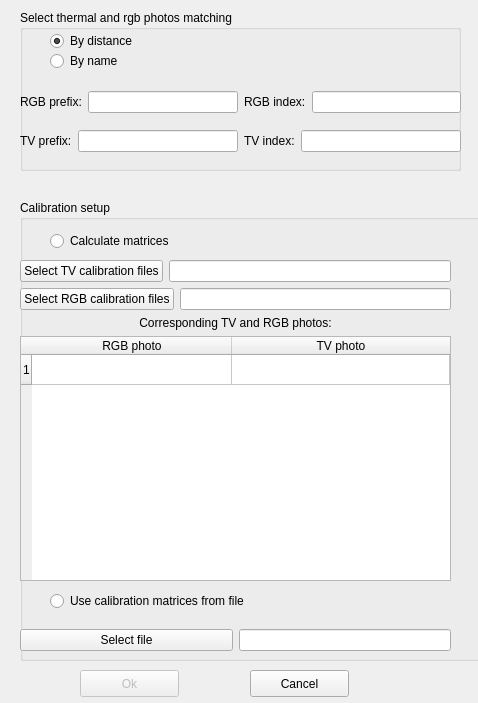
First picture: the form in qt/dialog.ui, repository Aspirisha/Thermal_vision, before the edit.
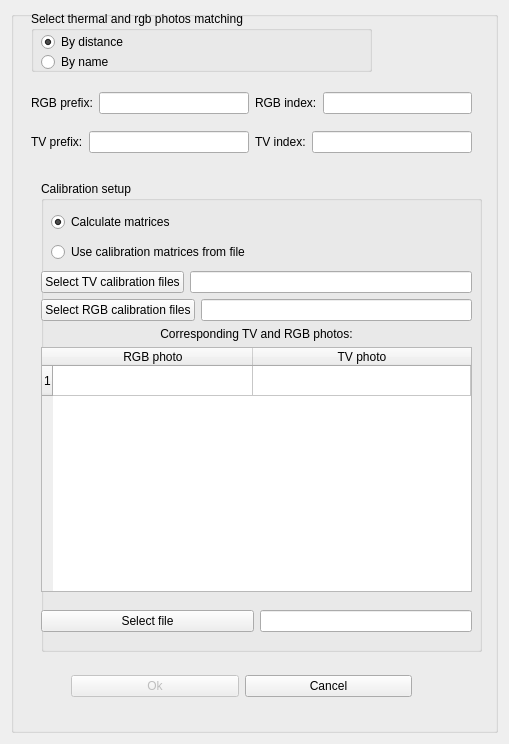
Second picture: the form after the edit.

Commit message: not very good

The edit to the form file:
```diff
--- a/qt/dialog.ui
+++ b/qt/dialog.ui
@@ -6,80 +6,31 @@
    <rect>
     <x>0</x>
     <y>0</y>
-    <width>478</width>
-    <height>703</height>
+    <width>509</width>
+    <height>744</height>
    </rect>
   </property>
   <property name="windowTitle">
    <string>Thermal texturing</string>
   </property>
-  <widget class="QPushButton" name="ok_button">
-   <property name="enabled">
-    <bool>false</bool>
-   </property>
-   <property name="geometry">
-    <rect>
-     <x>80</x>
-     <y>670</y>
-     <width>99</width>
-     <height>27</height>
-    </rect>
-   </property>
-   <property name="text">
-    <string>Ok</string>
-   </property>
-  </widget>
+  <layout class="QVBoxLayout" name="verticalLayout">
+   <item>
+    <layout class="QGridLayout" name="gridLayout">
+     <item row="0" column="0">
   <widget class="QGroupBox" name="groupBox">
-   <property name="geometry">
-    <rect>
-     <x>20</x>
-     <y>10</y>
-     <width>441</width>
-     <height>161</height>
-    </rect>
-   </property>
    <property name="title">
-    <string>Select thermal and rgb photos matching</string>
-   </property>
-   <widget class="QRadioButton" name="radio_by_distance_4">
+        <string/>
+       </property>
+       <widget class="QWidget" name="gridLayoutWidget">
     <property name="geometry">
      <rect>
-      <x>30</x>
-      <y>20</y>
-      <width>117</width>
-      <height>22</height>
-     </rect>
-    </property>
-    <property name="text">
-     <string>By distance</string>
-    </property>
-    <property name="checked">
-     <bool>true</bool>
-    </property>
-   </widget>
-   <widget class="QRadioButton" name="radio_by_name_4">
-    <property name="geometry">
-     <rect>
-      <x>30</x>
-      <y>40</y>
-      <width>117</width>
-      <height>22</height>
-     </rect>
-    </property>
-    <property name="text">
-     <string>By name</string>
-    </property>
-   </widget>
-   <widget class="QWidget" name="gridLayoutWidget_4">
-    <property name="geometry">
-     <rect>
-      <x>0</x>
+          <x>20</x>
       <y>70</y>
       <width>441</width>
       <height>85</height>
      </rect>
     </property>
-    <layout class="QGridLayout" name="by_name_options_layout_4">
+        <layout class="QGridLayout" name="by_name_options_layout">
      <item row="1" column="0">
       <layout class="QHBoxLayout" name="horizontalLayout_16">
        <item>
@@ -130,23 +81,54 @@
      </item>
     </layout>
    </widget>
-  </widget>
-  <widget class="QGroupBox" name="groupBox_2">
+       <widget class="QWidget" name="horizontalLayoutWidget_2">
+        <property name="geometry">
+         <rect>
+          <x>60</x>
+          <y>650</y>
+          <width>341</width>
+          <height>51</height>
+         </rect>
+        </property>
+        <layout class="QHBoxLayout" name="horizontalLayout_3">
+         <item>
+          <widget class="QPushButton" name="ok_button">
+           <property name="enabled">
+            <bool>false</bool>
+           </property>
+           <property name="text">
+            <string>Ok</string>
+           </property>
+          </widget>
+         </item>
+         <item>
+          <widget class="QPushButton" name="cancel_button">
+           <property name="enabled">
+            <bool>true</bool>
+           </property>
+           <property name="text">
+            <string>Cancel</string>
+           </property>
+          </widget>
+         </item>
+        </layout>
+       </widget>
+       <widget class="QGroupBox" name="groupBox">
    <property name="geometry">
     <rect>
-     <x>20</x>
-     <y>200</y>
-     <width>461</width>
-     <height>461</height>
+          <x>30</x>
+          <y>170</y>
+          <width>441</width>
+          <height>471</height>
     </rect>
    </property>
    <property name="title">
     <string>Calibration setup</string>
    </property>
-   <widget class="QRadioButton" name="radio_calculate_matrices_4">
+        <widget class="QRadioButton" name="radio_calculate_matrices">
     <property name="geometry">
      <rect>
-      <x>30</x>
+           <x>10</x>
       <y>30</y>
       <width>181</width>
       <height>22</height>
@@ -155,12 +137,15 @@
     <property name="text">
      <string>Calculate matrices</string>
     </property>
-   </widget>
-   <widget class="QWidget" name="verticalLayoutWidget_4">
+         <property name="checked">
+          <bool>true</bool>
+         </property>
+        </widget>
+        <widget class="QWidget" name="verticalLayoutWidget">
     <property name="geometry">
      <rect>
       <x>0</x>
-      <y>60</y>
+           <y>90</y>
       <width>431</width>
       <height>321</height>
      </rect>
@@ -242,7 +227,7 @@
      </item>
     </layout>
    </widget>
-   <widget class="QWidget" name="horizontalLayoutWidget_6">
+        <widget class="QWidget" name="horizontalLayoutWidget">
     <property name="geometry">
      <rect>
       <x>0</x>
@@ -270,11 +255,11 @@
      </item>
     </layout>
    </widget>
-   <widget class="QRadioButton" name="radio_use_file_matrices_4">
+        <widget class="QRadioButton" name="radio_use_file_matrices">
     <property name="geometry">
      <rect>
-      <x>30</x>
-      <y>390</y>
+           <x>10</x>
+           <y>60</y>
       <width>261</width>
       <height>22</height>
      </rect>
@@ -284,22 +269,58 @@
     </property>
    </widget>
   </widget>
-  <widget class="QPushButton" name="cancel_button">
-   <property name="enabled">
+       <widget class="QGroupBox" name="groupBox_2">
+        <property name="geometry">
+         <rect>
+          <x>20</x>
+          <y>0</y>
+          <width>341</width>
+          <height>61</height>
+         </rect>
+        </property>
+        <property name="title">
+         <string>Select thermal and rgb photos matching</string>
+        </property>
+        <widget class="QRadioButton" name="radio_by_name">
+         <property name="geometry">
+          <rect>
+           <x>10</x>
+           <y>40</y>
+           <width>117</width>
+           <height>22</height>
+          </rect>
+         </property>
+         <property name="text">
+          <string>By name</string>
+         </property>
+        </widget>
+        <widget class="QRadioButton" name="radio_by_distance">
+         <property name="geometry">
+          <rect>
+           <x>10</x>
+           <y>20</y>
+           <width>117</width>
+           <height>22</height>
+          </rect>
+         </property>
+         <property name="text">
+          <string>By distance</string>
+         </property>
+         <property name="checked">
     <bool>true</bool>
    </property>
-   <property name="geometry">
-    <rect>
-     <x>250</x>
-     <y>670</y>
-     <width>99</width>
-     <height>27</height>
-    </rect>
-   </property>
-   <property name="text">
-    <string>Cancel</string>
-   </property>
-  </widget>
+        </widget>
+       </widget>
+       <zorder>gridLayoutWidget</zorder>
+       <zorder>horizontalLayoutWidget_2</zorder>
+       <zorder>groupBox</zorder>
+       <zorder>groupBox</zorder>
+       <zorder>groupBox_2</zorder>
+      </widget>
+     </item>
+    </layout>
+   </item>
+  </layout>
  </widget>
  <resources/>
  <connections/>
```
Left out of the diff: 72 changed lines with no effect on the pictures. Lines whose indentation alone changed are shown as unchanged. The commit also changes 1 other file.
